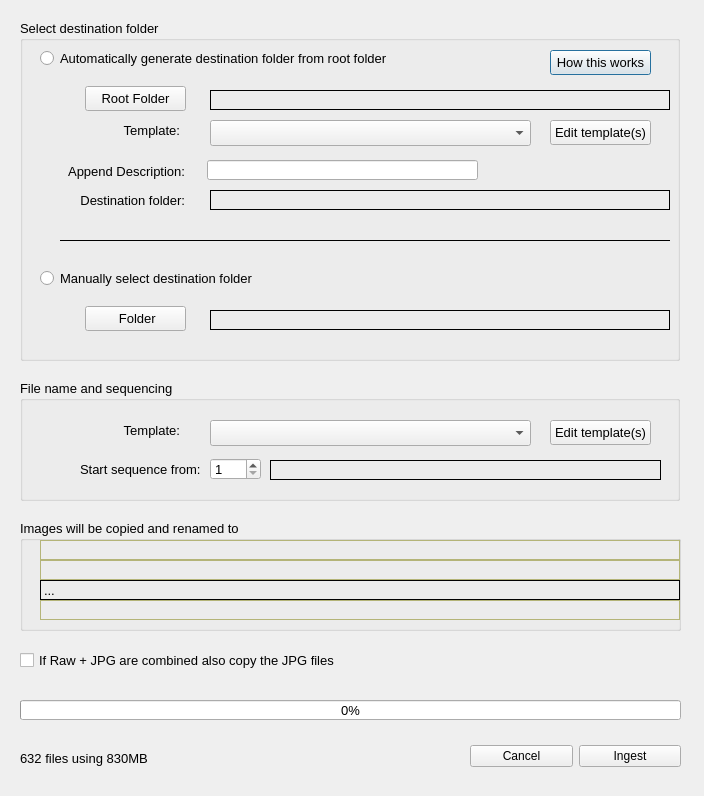
Above: Dialogs/copypickdlg.ui from towhee/Winnow64 before the change. Below: the same form after it.
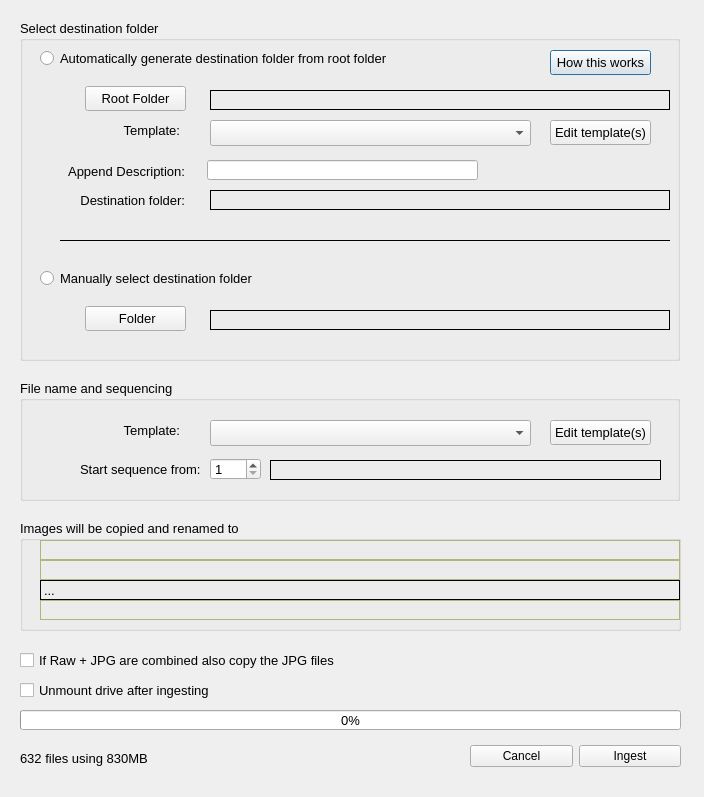
That is the form after the change.

```diff
--- a/Dialogs/copypickdlg.ui
+++ b/Dialogs/copypickdlg.ui
@@ -7,7 +7,7 @@
     <x>0</x>
     <y>0</y>
     <width>704</width>
-    <height>796</height>
+    <height>797</height>
    </rect>
   </property>
   <property name="sizePolicy">
@@ -468,7 +468,7 @@
    <property name="geometry">
     <rect>
      <x>20</x>
-     <y>700</y>
+     <y>710</y>
      <width>661</width>
      <height>20</height>
     </rect>
@@ -1122,6 +1122,24 @@
     <string>If Raw + JPG are combined also copy the JPG files</string>
    </property>
   </widget>
+  <widget class="QCheckBox" name="unmountChk">
+   <property name="geometry">
+    <rect>
+     <x>20</x>
+     <y>680</y>
+     <width>661</width>
+     <height>20</height>
+    </rect>
+   </property>
+   <property name="font">
+    <font>
+     <pointsize>10</pointsize>
+    </font>
+   </property>
+   <property name="text">
+    <string>Unmount drive after ingesting</string>
+   </property>
+  </widget>
  </widget>
  <resources/>
  <connections/>
```
Left out of the diff: 6 changed lines with no effect on the pictures.
